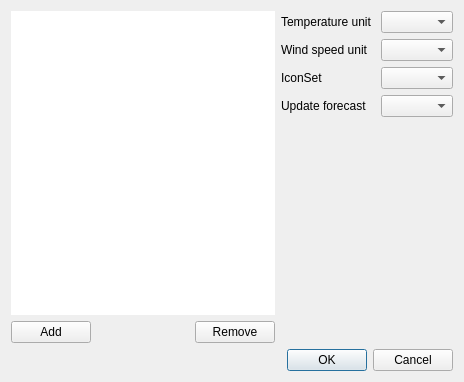
Meecast/meecast, file qtomweather/qtsetting/settingstations.ui: the form before one commit.
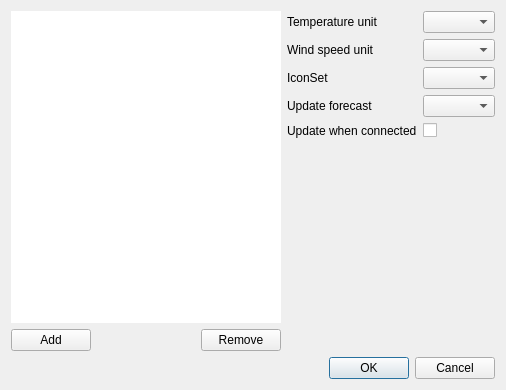
The form after the commit.

Commit message: added checkbox update when connected

```diff
--- a/qtomweather/qtsetting/settingstations.ui
+++ b/qtomweather/qtsetting/settingstations.ui
@@ -6,8 +6,8 @@
    <rect>
     <x>0</x>
     <y>0</y>
-    <width>464</width>
-    <height>382</height>
+    <width>506</width>
+    <height>390</height>
    </rect>
   </property>
   <property name="sizePolicy">
@@ -78,9 +78,6 @@
      </item>
      <item>
       <layout class="QFormLayout" name="formLayout">
-       <property name="fieldGrowthPolicy">
-        <enum>QFormLayout::ExpandingFieldsGrow</enum>
-       </property>
        <property name="labelAlignment">
         <set>Qt::AlignLeading|Qt::AlignLeft|Qt::AlignVCenter</set>
        </property>
@@ -124,6 +121,20 @@
        <item row="3" column="1">
         <widget class="QComboBox" name="updateCombo"/>
        </item>
+       <item row="5" column="0">
+        <widget class="QLabel" name="label_5">
+         <property name="text">
+          <string>Update when connected</string>
+         </property>
+        </widget>
+       </item>
+       <item row="5" column="1">
+        <widget class="QCheckBox" name="updateCheck">
+         <property name="text">
+          <string/>
+         </property>
+        </widget>
+       </item>
       </layout>
      </item>
     </layout>
```
The commit also changes 4 other files.
